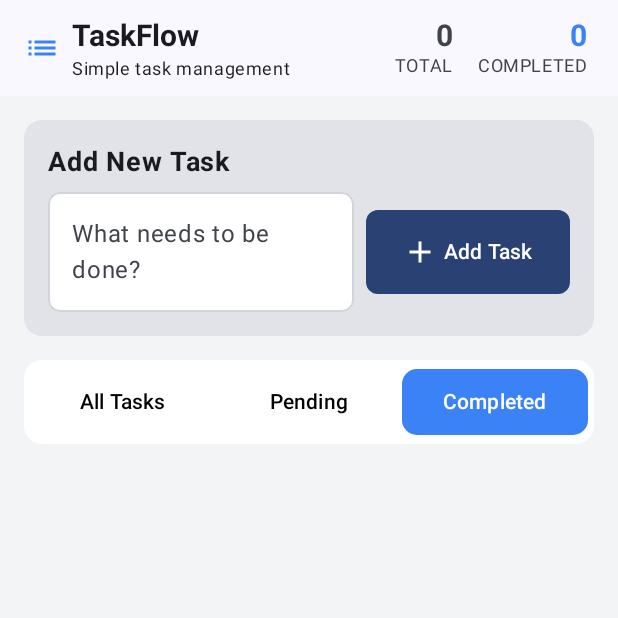
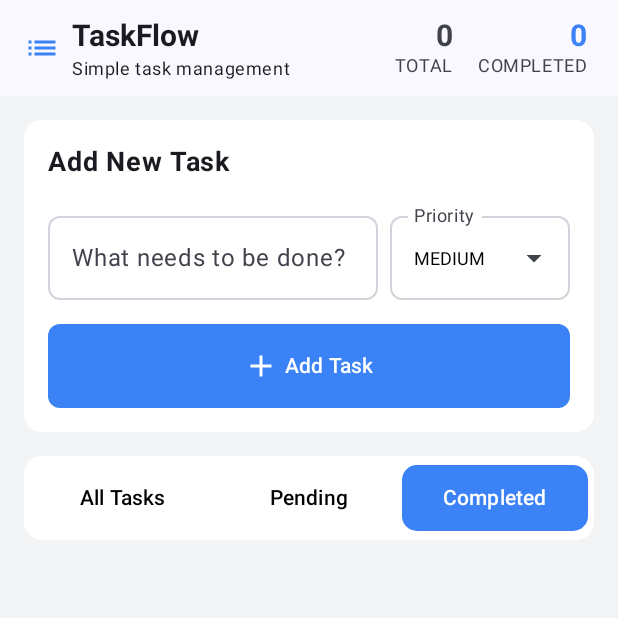
Before and after one commit to manisha-khatri/Task-App, an Android app built with Jetpack Compose: the screen it shows after launch (MainActivity), after a tap on "Completed", on a phone screen of 412 x 824 dp, the top half of it. Run offline under Robolectric (Android 15) with nearby library versions, the phone set to English and light mode, and no system bars; our stand-ins replace Dagger/Hilt's generated code, Room's generated code.

```diff
--- a/app/src/main/java/com/example/taskapp/data/local/LocalMapper.kt
+++ b/app/src/main/java/com/example/taskapp/data/local/LocalMapper.kt
@@ -12,7 +12,6 @@ fun TaskEntity.toDomain(): Task = Task(
 )
 
 fun Task.toEntity(): TaskEntity = TaskEntity(
-    id = id.toInt(),
     title = title,
     date = date,
     status = status,
--- a/app/src/main/java/com/example/taskapp/domain/model/Task.kt
+++ b/app/src/main/java/com/example/taskapp/domain/model/Task.kt
@@ -2,11 +2,9 @@ package com.example.taskapp.domain.model
 
 import com.example.taskapp.util.Priority
 import com.example.taskapp.util.TaskStatus
-import java.util.UUID
-
 
 data class Task(
-    val id: String = UUID.randomUUID().toString(),
+    val id: String,
     val title: String,
     val date: String,
     val status: TaskStatus,
--- a/app/src/main/java/com/example/taskapp/presentation/TaskUiState.kt
+++ b/app/src/main/java/com/example/taskapp/presentation/TaskUiState.kt
@@ -1,6 +1,7 @@
 package com.example.taskapp.presentation
 
 import com.example.taskapp.domain.model.Task
+import com.example.taskapp.util.Priority
 
 /**
  * Data class to hold all the UI state for the TaskScreen.
@@ -9,5 +10,6 @@ import com.example.taskapp.domain.model.Task
 data class TaskUiState(
     val tasks: List<Task> = emptyList(),
     val newTaskTitle: String = "",
-    val selectedFilter: String = "All Tasks"
+    val selectedFilter: String = "All Tasks",
+    val selectedPriority: Priority = Priority.MEDIUM
 )
--- a/app/src/main/java/com/example/taskapp/presentation/TaskViewModel.kt
+++ b/app/src/main/java/com/example/taskapp/presentation/TaskViewModel.kt
@@ -14,7 +14,6 @@ import kotlinx.coroutines.flow.asStateFlow
 import kotlinx.coroutines.flow.collectLatest
 import kotlinx.coroutines.flow.update
 import kotlinx.coroutines.launch
-import java.util.UUID
 import javax.inject.Inject
 
 @HiltViewModel
@@ -49,11 +48,11 @@ class TaskViewModel @Inject constructor(
         if (_uiState.value.newTaskTitle.isNotBlank()) {
             viewModelScope.launch {
                 val newTask = Task(
-                    id = UUID.randomUUID().toString(),
+                    id = "",
                     title = _uiState.value.newTaskTitle,
-                    date = "Just now",
+                    date = "Just now", //TODO: fix date
                     status = TaskStatus.IN_PROGRESS,
-                    priority = Priority.MEDIUM,
+                    priority = _uiState.value.selectedPriority,
                     isCompleted = false
                 )
                 addTask(newTask)
@@ -91,4 +90,8 @@ class TaskViewModel @Inject constructor(
             }
         }
     }
+
+    fun onPrioritySelected(priority: Priority) {
+        _uiState.update { it.copy(selectedPriority = priority) }
+    }
 }
--- a/app/src/main/java/com/example/taskapp/presentation/screen/AddOrRemoveTaskSection.kt
+++ b/app/src/main/java/com/example/taskapp/presentation/screen/AddTaskSection.kt
@@ -1,17 +1,22 @@
 package com.example.taskapp.presentation.screen
 
+import androidx.compose.foundation.layout.Arrangement
 import androidx.compose.foundation.layout.Column
 import androidx.compose.foundation.layout.Row
 import androidx.compose.foundation.layout.Spacer
 import androidx.compose.foundation.layout.fillMaxWidth
 import androidx.compose.foundation.layout.height
+import androidx.compose.foundation.layout.heightIn
 import androidx.compose.foundation.layout.padding
 import androidx.compose.foundation.layout.width
 import androidx.compose.foundation.shape.RoundedCornerShape
 import androidx.compose.material.icons.Icons
 import androidx.compose.material.icons.filled.Add
 import androidx.compose.material3.Button
+import androidx.compose.material3.ButtonDefaults
 import androidx.compose.material3.Card
+import androidx.compose.material3.CardDefaults
+import androidx.compose.material3.ExperimentalMaterial3Api
 import androidx.compose.material3.Icon
 import androidx.compose.material3.OutlinedTextField
 import androidx.compose.material3.OutlinedTextFieldDefaults
@@ -23,35 +28,42 @@ import androidx.compose.ui.graphics.Color
 import androidx.compose.ui.text.font.FontWeight
 import androidx.compose.ui.unit.dp
 import androidx.compose.ui.unit.sp
+import com.example.taskapp.util.Priority
 
-
-// Composable for the "Add New Task" section
+@OptIn(ExperimentalMaterial3Api::class)
 @Composable
-fun AddOrRemoveTaskSection(
+fun AddTaskSection(
     newTaskTitle: String,
     onNewTaskTitleChange: (String) -> Unit,
+    selectedPriority: Priority,
+    onPrioritySelected: (Priority) -> Unit,
     onAddTask: () -> Unit
 ) {
     Card(
         modifier = Modifier.fillMaxWidth(),
-        shape = RoundedCornerShape(12.dp)
+        shape = RoundedCornerShape(12.dp),
+        colors = CardDefaults.cardColors(containerColor = Color.White)
     ) {
         Column(
             modifier = Modifier.padding(16.dp)
         ) {
             Text("Add New Task", fontWeight = FontWeight.Bold, fontSize = 18.sp)
-            Spacer(Modifier.height(8.dp))
+            Spacer(Modifier.height(16.dp))
+
+            // New, cleaner layout: text field and dropdown in a single row.
             Row(
                 modifier = Modifier.fillMaxWidth(),
-                verticalAlignment = Alignment.CenterVertically
+                verticalAlignment = Alignment.CenterVertically,
+                horizontalArrangement = Arrangement.spacedBy(8.dp)
             ) {
                 OutlinedTextField(
                     value = newTaskTitle,
                     onValueChange = onNewTaskTitleChange,
                     placeholder = { Text("What needs to be done?") },
-                    modifier = Modifier.weight(1f),
+                    modifier = Modifier
+                        .weight(1f)
+                        .padding(top = 8.dp),
                     shape = RoundedCornerShape(8.dp),
-                    // Updated call to use the new API
                     colors = OutlinedTextFieldDefaults.colors(
                         focusedContainerColor = Color.White,
                         unfocusedContainerColor = Color.White,
@@ -60,11 +72,24 @@ fun AddOrRemoveTaskSection(
                         unfocusedBorderColor = Color(0xFFD1D5DB)
                     )
                 )
-                Spacer(Modifier.width(8.dp))
+                PriorityDropdown(
+                    selectedPriority = selectedPriority,
+                    onPrioritySelected = onPrioritySelected,
+                    // The dropdown now occupies a fixed space next to the text field
+                    modifier = Modifier.width(120.dp)
+                )
+            }
+
+            Spacer(Modifier.height(16.dp))
+
+            // The Add Task button now fills the entire width below the inputs
             Button(
                 onClick = onAddTask,
-                    modifier = Modifier.height(56.dp),
-                    shape = RoundedCornerShape(8.dp)
+                modifier = Modifier.fillMaxWidth().height(56.dp),
+                shape = RoundedCornerShape(8.dp),
+                colors = ButtonDefaults.buttonColors(
+                    containerColor = Color(0xFF3B82F6)
+                )
             ) {
                 Icon(
                     imageVector = Icons.Filled.Add,
@@ -76,4 +101,3 @@ fun AddOrRemoveTaskSection(
         }
     }
 }
-}
--- /dev/null
+++ b/app/src/main/java/com/example/taskapp/presentation/screen/PriorityDropDown.kt
@@ -0,0 +1,80 @@
+package com.example.taskapp.presentation.screen
+
+
+import androidx.compose.foundation.layout.fillMaxWidth
+import androidx.compose.foundation.shape.RoundedCornerShape
+import androidx.compose.material3.DropdownMenuItem
+import androidx.compose.material3.ExperimentalMaterial3Api
+import androidx.compose.material3.ExposedDropdownMenuBox
+import androidx.compose.material3.ExposedDropdownMenuDefaults
+import androidx.compose.material3.OutlinedTextField
+import androidx.compose.material3.OutlinedTextFieldDefaults
+import androidx.compose.material3.Text
+import androidx.compose.runtime.Composable
+import androidx.compose.runtime.mutableStateOf
+import androidx.compose.runtime.remember
+import androidx.compose.runtime.*
+import androidx.compose.ui.Modifier
+import androidx.compose.ui.graphics.Color
+import androidx.compose.ui.text.TextStyle
+import androidx.compose.ui.unit.dp
+import androidx.compose.ui.unit.sp
+import com.example.taskapp.util.Priority
+
+
+@OptIn(ExperimentalMaterial3Api::class)
+@Composable
+fun PriorityDropdown(
+    selectedPriority: Priority,
+    onPrioritySelected: (Priority) -> Unit,
+    modifier: Modifier = Modifier
+) {
+    var expanded by remember { mutableStateOf(false) }
+    val priorities = Priority.values().toList()
+
+    ExposedDropdownMenuBox(
+        expanded = expanded,
+        onExpandedChange = { expanded = !expanded },
+        modifier = modifier
+    ) {
+        OutlinedTextField(
+            readOnly = true,
+            value = selectedPriority.name,
+            onValueChange = {},
+            label = { Text("Priority") },
+            shape = RoundedCornerShape(8.dp),
+            textStyle = TextStyle(
+                fontSize = 12.sp,
+                color = Color.Black
+            ),
+            trailingIcon = {
+                ExposedDropdownMenuDefaults.TrailingIcon(expanded = expanded)
+            },
+            modifier = Modifier
+                .menuAnchor()
+                .fillMaxWidth(),
+            colors = OutlinedTextFieldDefaults.colors(
+                focusedContainerColor = Color.White,
+                unfocusedContainerColor = Color.White,
+                disabledContainerColor = Color.White,
+                focusedBorderColor = Color(0xFF3B82F6),
+                unfocusedBorderColor = Color(0xFFD1D5DB)
+            )
+        )
+        ExposedDropdownMenu(
+            expanded = expanded,
+            onDismissRequest = { expanded = false }
+        ) {
+            priorities.forEach { priority ->
+                DropdownMenuItem(
+                    text = { Text(text = priority.name) },
+                    onClick = {
+                        onPrioritySelected(priority)
+                        expanded = false
+                    },
+                    contentPadding = ExposedDropdownMenuDefaults.ItemContentPadding,
+                )
+            }
+        }
+    }
+}
--- a/app/src/main/java/com/example/taskapp/presentation/screen/TaskScreen.kt
+++ b/app/src/main/java/com/example/taskapp/presentation/screen/TaskScreen.kt
@@ -8,6 +8,7 @@ import androidx.compose.ui.graphics.Color
 import androidx.compose.ui.unit.dp
 import com.example.taskapp.domain.model.Task
 import com.example.taskapp.presentation.TaskUiState
+import com.example.taskapp.util.Priority
 
 @Composable
 fun TaskScreen(
@@ -15,7 +16,8 @@ fun TaskScreen(
     onNewTaskTitleChange: (String) -> Unit,
     onAddTask: () -> Unit,
     onFilterSelected: (String) -> Unit,
-    onTaskCompletionToggled: (Task) -> Unit
+    onTaskCompletionToggled: (Task) -> Unit,
+    onPrioritySelected: (Priority) -> Unit
 ) {
     Scaffold(
         topBar = {
@@ -33,9 +35,11 @@ fun TaskScreen(
                 .fillMaxSize()
         ) {
             // "Add New Task" section
-            AddOrRemoveTaskSection(
+            AddTaskSection(
                 newTaskTitle = uiState.newTaskTitle,
                 onNewTaskTitleChange = onNewTaskTitleChange,
+                selectedPriority = uiState.selectedPriority,
+                onPrioritySelected = onPrioritySelected,
                 onAddTask = onAddTask
             )
             Spacer(Modifier.height(16.dp))
--- a/app/src/main/java/com/example/taskapp/presentation/screen/TaskScreenWithState.kt
+++ b/app/src/main/java/com/example/taskapp/presentation/screen/TaskScreenWithState.kt
@@ -24,6 +24,7 @@ import com.example.taskapp.presentation.TaskViewModel
         onNewTaskTitleChange = viewModel::onNewTaskTitleChange,
         onAddTask = viewModel::onAddTask,
         onFilterSelected = viewModel::onFilterSelected,
-           onTaskCompletionToggled = viewModel::onTaskCompletionToggled
+        onTaskCompletionToggled = viewModel::onTaskCompletionToggled,
+        onPrioritySelected = viewModel::onPrioritySelected
     )
    }
```
Lines whose indentation alone changed are shown as unchanged.
